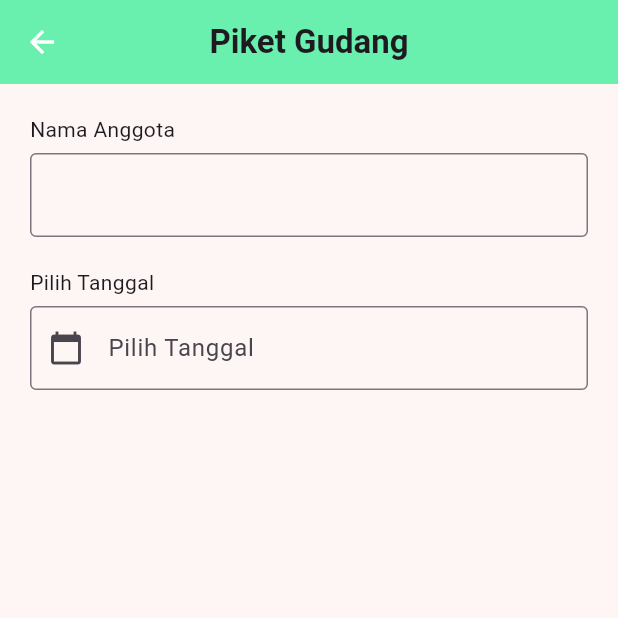
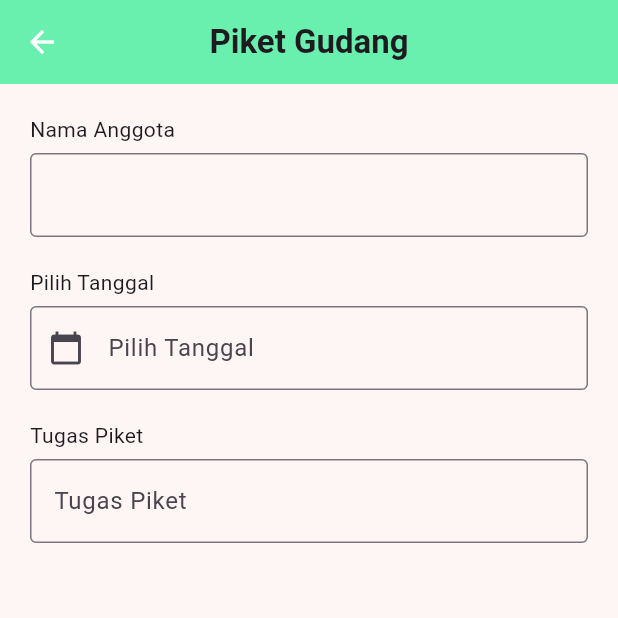
Before and after one commit to MuhammadKhalifRasyidi/20220140062_UCP1Flutter, a Flutter app: the DataPiket screen opened directly, on a phone screen of 412 x 824 dp, the top half of it. Run offline on Flutter 3.47's test engine with Material 3 defaults, Android fonts, the phone set to English and light mode, and no system bars.

Commit message:
menambahkan form input tugas piket serta validator untuk form input tersebut

```diff
--- a/lib/data_piket.dart
+++ b/lib/data_piket.dart
@@ -101,6 +101,28 @@ class _DataPiketState extends State<DataPiket> {
                   return null;
                 },
               ),
+              const SizedBox(height: 20),
+              Text("Tugas Piket"),
+              const SizedBox(height: 6),
+              Row(
+                children: [
+                  Expanded(
+                    child: TextFormField(
+                      controller: tugasController,
+                      decoration: InputDecoration(
+                        hintText: 'Tugas Piket',
+                        border: OutlineInputBorder(),
+                      ),
+                      validator: (value) {
+                        if (value == null || value.isEmpty) {
+                          return 'Tugas Piket tidak boleh kosong';
+                        }
+                        return null;
+                      },
+                    ),
+                  ),
+                ]
+              )
             ],
           ),
         ),
```
